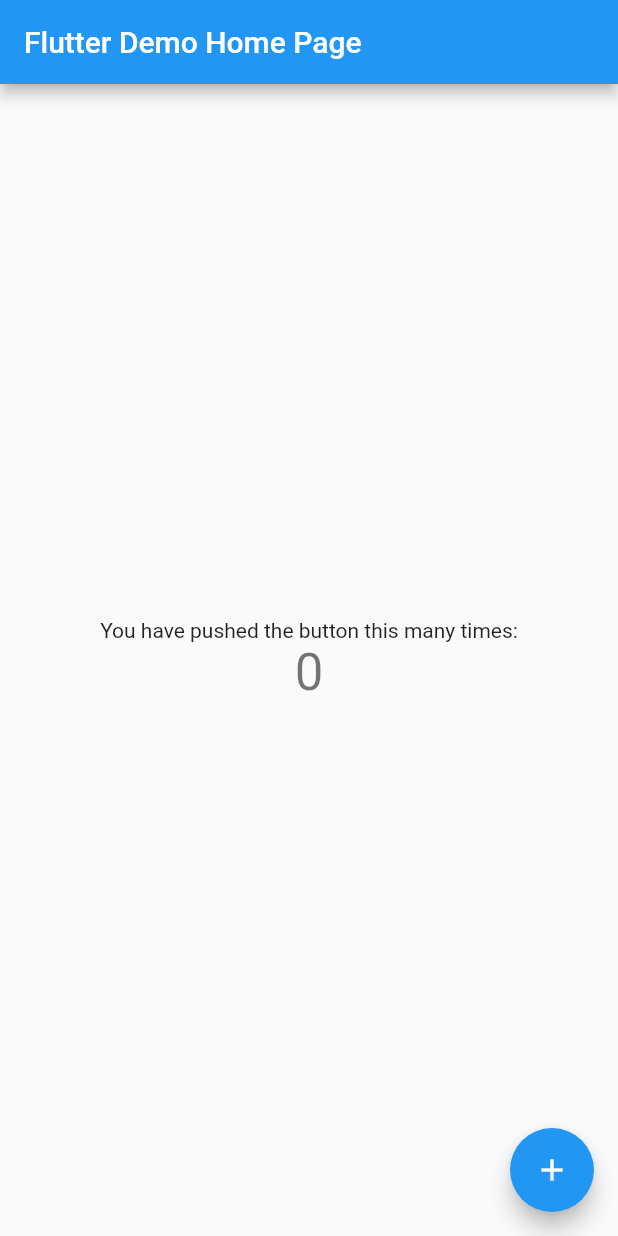
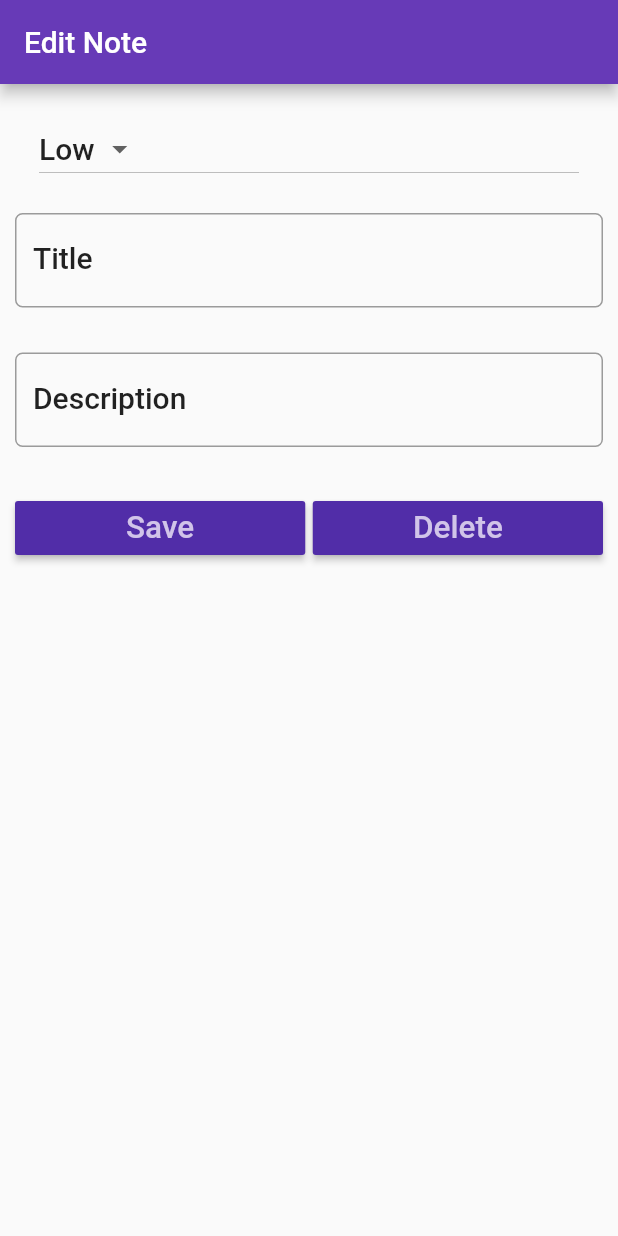
Before and after one commit to Lincxx/Flutter-Note-Keeper, a Flutter app: the screen it shows after launch, on a phone screen of 412 x 824 dp. Run offline on Flutter 3.47's test engine with Material 2 defaults, Android fonts, the phone set to English and light mode, and no system bars.

Commit message:
Layout complete

```diff
--- a/lib/main.dart
+++ b/lib/main.dart
@@ -1,111 +1,21 @@
 import 'package:flutter/material.dart';
+import './screens/note_list.dart';
+import './screens/note_detail.dart';
 
-void main() => runApp(MyApp());
+void main() {
+  runApp(MyApp());
+}
 
 class MyApp extends StatelessWidget {
-  // This widget is the root of your application.
   @override
   Widget build(BuildContext context) {
     return MaterialApp(
-      title: 'Flutter Demo',
+      title: 'NoteKeeper',
+      debugShowCheckedModeBanner: false,
       theme: ThemeData(
-        // This is the theme of your application.
-        //
-        // Try running your application with "flutter run". You'll see the
-        // application has a blue toolbar. Then, without quitting the app, try
-        // changing the primarySwatch below to Colors.green and then invoke
-        // "hot reload" (press "r" in the console where you ran "flutter run",
-        // or simply save your changes to "hot reload" in a Flutter IDE).
-        // Notice that the counter didn't reset back to zero; the application
-        // is not restarted.
-        primarySwatch: Colors.blue,
+        primarySwatch: Colors.deepPurple
       ),
-      home: MyHomePage(title: 'Flutter Demo Home Page'),
+      home: NoteDetial(),
     );
   }
 }
-
-class MyHomePage extends StatefulWidget {
-  MyHomePage({Key key, this.title}) : super(key: key);
-
-  // This widget is the home page of your application. It is stateful, meaning
-  // that it has a State object (defined below) that contains fields that affect
-  // how it looks.
-
-  // This class is the configuration for the state. It holds the values (in this
-  // case the title) provided by the parent (in this case the App widget) and
-  // used by the build method of the State. Fields in a Widget subclass are
-  // always marked "final".
-
-  final String title;
-
-  @override
-  _MyHomePageState createState() => _MyHomePageState();
-}
-
-class _MyHomePageState extends State<MyHomePage> {
-  int _counter = 0;
-
-  void _incrementCounter() {
-    setState(() {
-      // This call to setState tells the Flutter framework that something has
-      // changed in this State, which causes it to rerun the build method below
-      // so that the display can reflect the updated values. If we changed
-      // _counter without calling setState(), then the build method would not be
-      // called again, and so nothing would appear to happen.
-      _counter++;
-    });
-  }
-
-  @override
-  Widget build(BuildContext context) {
-    // This method is rerun every time setState is called, for instance as done
-    // by the _incrementCounter method above.
-    //
-    // The Flutter framework has been optimized to make rerunning build methods
-    // fast, so that you can just rebuild anything that needs updating rather
-    // than having to individually change instances of widgets.
-    return Scaffold(
-      appBar: AppBar(
-        // Here we take the value from the MyHomePage object that was created by
-        // the App.build method, and use it to set our appbar title.
-        title: Text(widget.title),
-      ),
-      body: Center(
-        // Center is a layout widget. It takes a single child and positions it
-        // in the middle of the parent.
-        child: Column(
-          // Column is also layout widget. It takes a list of children and
-          // arranges them vertically. By default, it sizes itself to fit its
-          // children horizontally, and tries to be as tall as its parent.
-          //
-          // Invoke "debug painting" (press "p" in the console, choose the
-          // "Toggle Debug Paint" action from the Flutter Inspector in Android
-          // Studio, or the "Toggle Debug Paint" command in Visual Studio Code)
-          // to see the wireframe for each widget.
-          //
-          // Column has various properties to control how it sizes itself and
-          // how it positions its children. Here we use mainAxisAlignment to
-          // center the children vertically; the main axis here is the vertical
-          // axis because Columns are vertical (the cross axis would be
-          // horizontal).
-          mainAxisAlignment: MainAxisAlignment.center,
-          children: <Widget>[
-            Text(
-              'You have pushed the button this many times:',
-            ),
-            Text(
-              '$_counter',
-              style: Theme.of(context).textTheme.display1,
-            ),
-          ],
-        ),
-      ),
-      floatingActionButton: FloatingActionButton(
-        onPressed: _incrementCounter,
-        tooltip: 'Increment',
-        child: Icon(Icons.add),
-      ), // This trailing comma makes auto-formatting nicer for build methods.
-    );
-  }
-}
--- /dev/null
+++ b/lib/screens/note_detail.dart
@@ -0,0 +1,126 @@
+import 'package:flutter/material.dart';
+
+class NoteDetial extends StatefulWidget {
+  @override
+  _NoteDetialState createState() => _NoteDetialState();
+}
+
+class _NoteDetialState extends State<NoteDetial> {
+
+  static var _priorities = ['High', 'Low'];
+
+  TextEditingController titleController = TextEditingController();
+  TextEditingController descriptionController = TextEditingController();
+
+
+
+  @override
+  Widget build(BuildContext context) {
+    TextStyle textStyle = Theme.of(context).textTheme.title;
+    return Scaffold(
+      appBar: AppBar(
+        title: Text('Edit Note')
+      ),
+      body: Padding(
+        padding: EdgeInsets.only(top: 15.0, left: 10.0, right: 10.0),
+        child: ListView(
+          children: <Widget>[
+            //First Element
+            ListTile(
+              title: DropdownButton(
+                items: _priorities.map((String dropDownStringItem){
+                  return DropdownMenuItem<String>(
+                    value: dropDownStringItem,
+                    child: Text(dropDownStringItem),
+                  );
+                }).toList(),
+                style: textStyle,
+                value: 'Low',
+                onChanged: (valueSelectedByUser){
+                  setState(() {
+                    debugPrint('USer selected $valueSelectedByUser');
+                  });
+                },
+              ),
+            ),
+            //Second Element
+            Padding(
+              padding: EdgeInsets.only(top: 15.0, bottom: 15.0),
+              child: TextField(
+                controller: titleController,
+                style: textStyle,
+                onChanged: (value){
+                  debugPrint('Something changed in Title text field');
+                },
+                decoration: InputDecoration(
+                  labelStyle: textStyle,
+                  labelText: 'Title',
+                  border: OutlineInputBorder(
+                    borderRadius: BorderRadius.circular(5.0)
+                  )
+                ),
+              ),
+            ),
+            //Third Element
+            Padding(
+              padding: EdgeInsets.only(top: 15.0, bottom: 15.0),
+              child: TextField(
+                controller: descriptionController,
+                style: textStyle,
+                onChanged: (value){
+                  debugPrint('Something changed in Description text field');
+                },
+                decoration: InputDecoration(
+                  labelStyle: textStyle,
+                  labelText: 'Description',
+                  border: OutlineInputBorder(
+                    borderRadius: BorderRadius.circular(5.0)
+                  )
+                ),
+              ),
+            ),
+            //Fourth Element
+            Padding(
+              padding: EdgeInsets.only(top: 15.0, bottom: 15.0),
+              child: Row(
+                children: <Widget>[
+                  Expanded(
+                    child: RaisedButton(
+                      color: Theme.of(context).primaryColorDark,
+                      textColor: Theme.of(context).primaryColorLight,
+                      child: Text(
+                        'Save',
+                        textScaleFactor: 1.5,
+                      ),
+                      onPressed: (){
+                        setState(() {
+                            debugPrint("Save Button clicked");
+                        });
+                      },
+                    ),
+                  ),
+                  Container(width: 5.0,),
+                  Expanded(
+                    child: RaisedButton(
+                      color: Theme.of(context).primaryColorDark,
+                      textColor: Theme.of(context).primaryColorLight,
+                      child: Text(
+                        'Delete',
+                        textScaleFactor: 1.5,
+                      ),
+                      onPressed: (){
+                        setState(() {
+                            debugPrint("Delete Button clicked");
+                        });
+                      },
+                    ),
+                  )
+                ],
+              ),
+            )
+          ],
+        ),
+      )
+    );
+  }
+}
```
Also changed, not shown: lib/screens/note_list.dart (added, +52 -0 lines).
